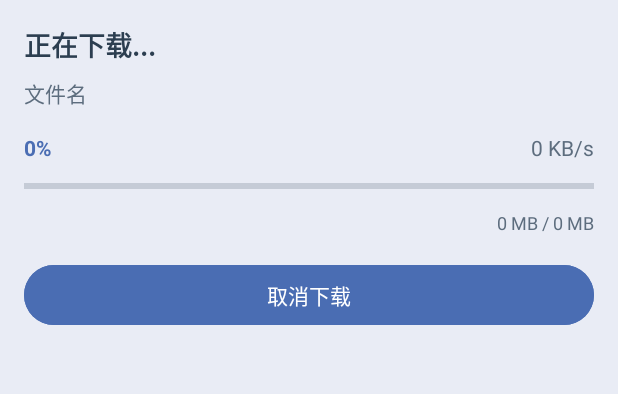
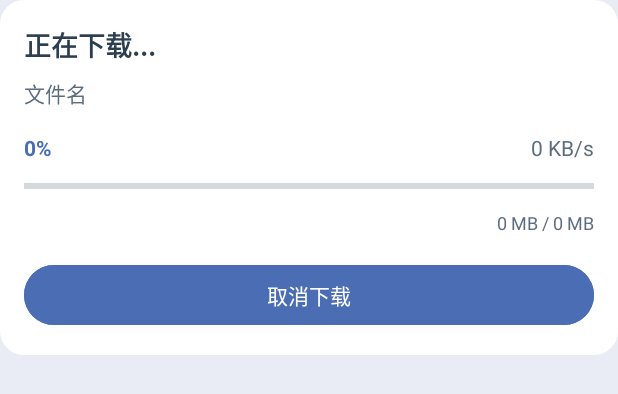
Before and after one commit to YZGUS/BDown, an Android app: the layout download_progress_dialog.xml on its own in the app's theme, with its tools: preview values and no code run, on a phone screen of 412 x 824 dp. Shown: the top 394 px of the screen. Run offline under Robolectric (Android 15) with nearby library versions, the phone set to English and light mode, and no system bars.

Commit message:
Refactor: 优化下载完成提示框圆角

```diff
--- a/app/src/main/java/com/yz/bdown/utils/NotificationHelper.java
+++ b/app/src/main/java/com/yz/bdown/utils/NotificationHelper.java
@@ -56,7 +56,7 @@ public class NotificationHelper {
             messageTextView.setText(message);
 
             // 创建对话框
-            AlertDialog.Builder builder = new AlertDialog.Builder(context)
+            AlertDialog.Builder builder = new AlertDialog.Builder(context, R.style.RoundedCornerDialog)
                     .setView(notificationView)
                     .setCancelable(true);
 
--- /dev/null
+++ b/app/src/main/res/drawable/rounded_dialog_background.xml
@@ -0,0 +1,6 @@
+<?xml version="1.0" encoding="utf-8"?>
+<shape xmlns:android="http://schemas.android.com/apk/res/android"
+    android:shape="rectangle">
+    <solid android:color="@android:color/white" />
+    <corners android:radius="16dp" />
+</shape>
--- a/app/src/main/res/layout/download_notification.xml
+++ b/app/src/main/res/layout/download_notification.xml
@@ -4,7 +4,7 @@
     android:layout_height="wrap_content"
     android:orientation="vertical"
     android:padding="16dp"
-    android:background="@drawable/notification_background">
+    android:background="@drawable/rounded_dialog_background">
 
     <!-- 下载通知标题 -->
     <TextView
--- a/app/src/main/res/layout/download_progress_dialog.xml
+++ b/app/src/main/res/layout/download_progress_dialog.xml
@@ -3,7 +3,8 @@
     android:layout_width="match_parent"
     android:layout_height="wrap_content"
     android:orientation="vertical"
-    android:padding="16dp">
+    android:padding="16dp"
+    android:background="@drawable/rounded_dialog_background">
 
     <TextView
         android:id="@+id/download_title"
```
Also changed, not shown: app/src/main/java/com/yz/bdown/fragment/bilibili/BilibiliSearchFragment.java (+4 -14 lines), app/src/main/res/values/styles.xml (added, +12 -0 lines).
